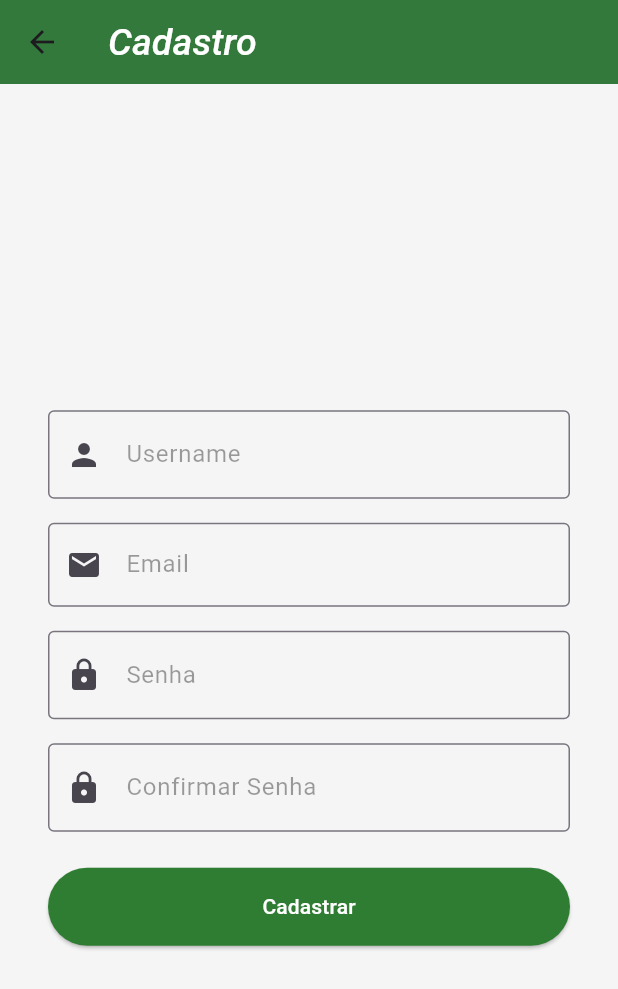
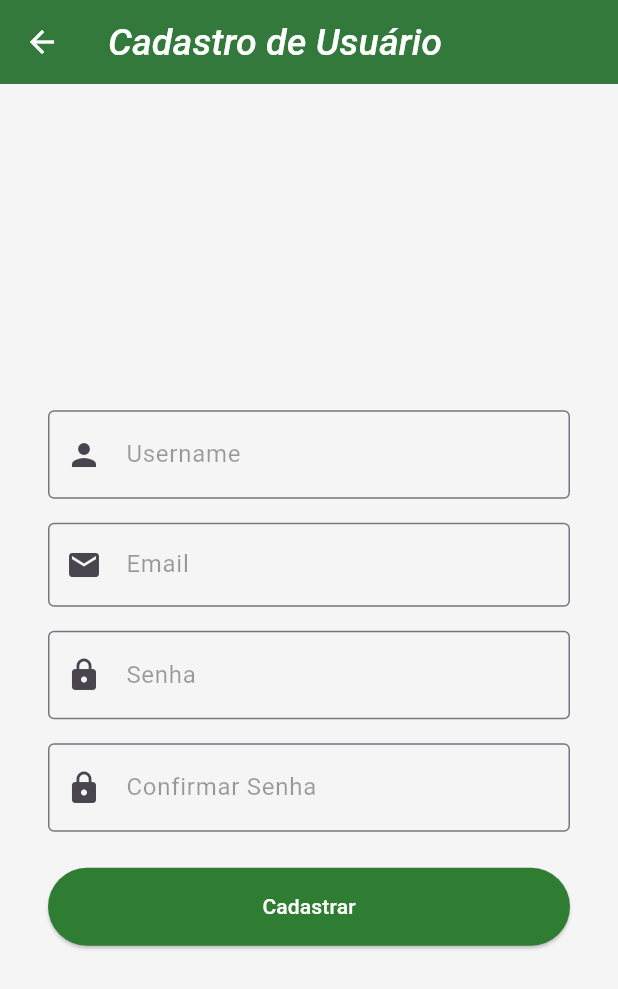
Before and after one commit to Jeffersson17/sistema_controle_dividas_frontend, a Flutter app: the RegisterPage screen opened directly, on a phone screen of 412 x 824 dp. Shown: the top 989 px of the screen. Run offline on Flutter 3.47's test engine with Material 3 defaults, Android fonts, the phone set to English and light mode, and no system bars; our stand-ins replace shared_preferences; accounts and stored records are empty.

Commit message:
fix appbar in singup_page

```diff
--- a/lib/pages/singup_page.dart
+++ b/lib/pages/singup_page.dart
@@ -61,8 +61,9 @@ class _RegisterPageState extends State<RegisterPage> {
     return Scaffold(
       backgroundColor: Colors.grey[100],
       appBar: AppBar(
-        title: const Text('Cadastro'),
+        title: const Text('Cadastro de Usuário'),
         backgroundColor: Colors.green[800],
+        iconTheme: IconThemeData(color: Colors.white),
       ),
       body: Center(
         child: Padding(
```
